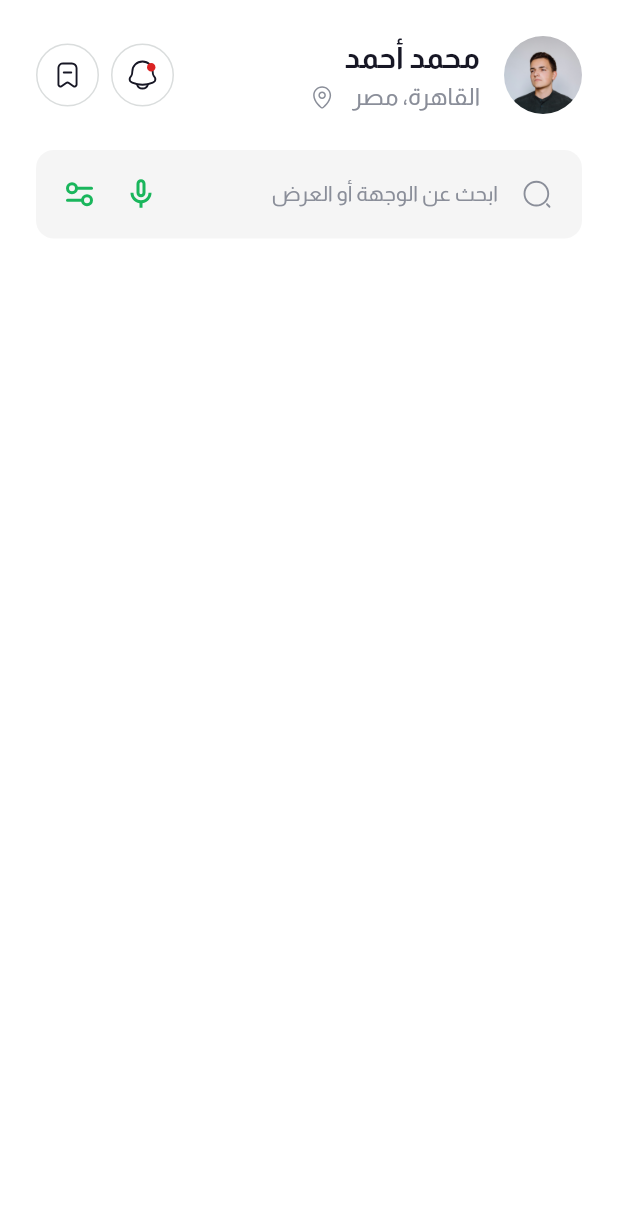
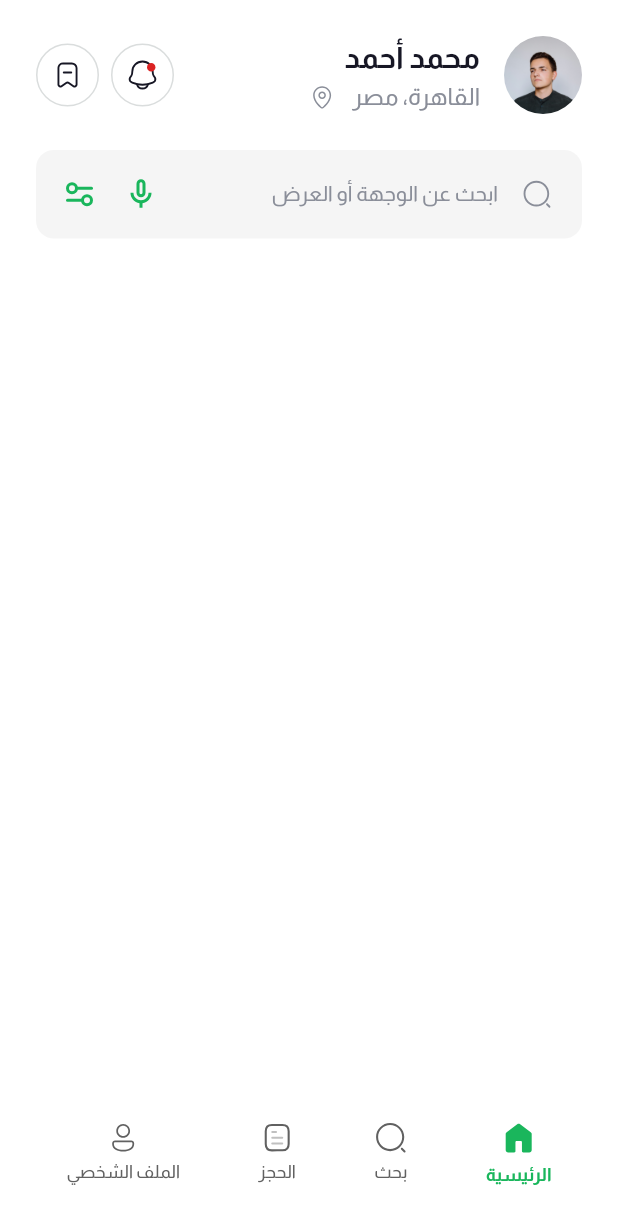
Before and after one commit to KaremMotaz/kera_app, a Flutter app: the screen it shows after launch, on a phone screen of 412 x 824 dp. Shown: the top 1224 px of the screen. Run offline on Flutter 3.47's test engine with Material 3 defaults, Android fonts, the phone set to English and light mode, and no system bars; our stand-ins replace equatable, flutter_bloc, flutter_spinkit, flutter_svg, go_router; missing offline and left inert: flutter_inner_shadow.

Commit message:
Finish home bottom navbar

```diff
--- a/lib/core/routing/app_router.dart
+++ b/lib/core/routing/app_router.dart
@@ -1,4 +1,5 @@
 import 'package:go_router/go_router.dart';
+import 'package:kera_app/features/Booking/presentation/views/booking_view.dart';
 import 'package:kera_app/features/Splash/splash_view.dart';
 import 'package:kera_app/features/app/privacy_policy_view.dart';
 import 'package:kera_app/features/app/terms_and_conditions_view.dart';
@@ -9,6 +10,7 @@
 import 'package:kera_app/features/home/presentation/views/home_view.dart';
 import 'package:kera_app/features/home/presentation/views/notification_view.dart';
 import 'package:kera_app/features/home/presentation/views/search_view.dart';
+import 'package:kera_app/features/main/presentation/views/main_layout.dart';
 import 'package:kera_app/features/onboarding/onboarding_view.dart';
 import 'package:kera_app/features/profile/presentation/views/profile_view.dart';
 import 'routes.dart';
@@ -16,7 +18,7 @@
 abstract class AppRouter {
   static GoRouter createRouter() {
     return GoRouter(
-      initialLocation: Routes.homeView,
+      initialLocation: Routes.mainLayout,
       routes: [
         GoRoute(
           path: Routes.splashView,
@@ -47,6 +49,10 @@
           builder: (context, state) => const ForgotPasswordView(),
         ),
         GoRoute(
+          path: Routes.mainLayout,
+          builder: (context, state) => const MainLayout(),
+        ),
+        GoRoute(
           path: Routes.homeView,
           builder: (context, state) => const HomeView(),
         ),
@@ -66,6 +72,10 @@
           path: Routes.searchView,
           builder: (context, state) => const SearchView(),
         ),
+        GoRoute(
+          path: Routes.bookingView,
+          builder: (context, state) => const BookingView(),
+        ),
       ],
     );
   }
--- a/lib/core/routing/routes.dart
+++ b/lib/core/routing/routes.dart
@@ -7,9 +7,11 @@
   static const String termsAndConditionsView = '/termsAndConditionsView';
   static const String privacyPolicyView = '/privacyPolicyView';
   static const String forgotPasswordView = '/forgotPasswordView';
+  static const String mainLayout = '/mainLayout';
   static const String homeView = '/homeView';
   static const String profileView = '/profileView';
   static const String bookMarkView = '/bookMarkView';
   static const String notificationView = '/notificationView';
   static const String searchView = '/searchView';
+  static const String bookingView = '/bookingView';
 }
--- a/lib/core/theming/app_assets.dart
+++ b/lib/core/theming/app_assets.dart
@@ -8,12 +8,14 @@
   static const String calendarIcon = 'assets/svgs/calendar.svg';
   static const String calendar2Icon = 'assets/svgs/calendar2.svg';
   static const String documentIcon = 'assets/svgs/document.svg';
+  static const String documentFilledIcon = 'assets/svgs/document_filled.svg';
   static const String dotIcon = 'assets/svgs/dot.svg';
   static const String dumbbellIcon = 'assets/svgs/dumbbell.svg';
   static const String filterIcon = 'assets/svgs/filter.svg';
   static const String heartFillIcon = 'assets/svgs/heart_fill.svg';
   static const String heartLineIcon = 'assets/svgs/heart_line.svg';
   static const String homeIcon = 'assets/svgs/home.svg';
+  static const String homeFilledIcon = 'assets/svgs/home_filled.svg';
   static const String locationIcon = 'assets/svgs/location.svg';
   static const String micIcon = 'assets/svgs/mic.svg';
   static const String notificationIcon = 'assets/svgs/notification.svg';
@@ -21,6 +23,7 @@
   static const String personOutlinedIcon = 'assets/svgs/person_outlined.svg';
   static const String restaurantIcon = 'assets/svgs/restaurant.svg';
   static const String searchIcon = 'assets/svgs/search.svg';
+  static const String searchFilledIcon = 'assets/svgs/search_filled.svg';
   static const String singleBedIcon = 'assets/svgs/single_bed.svg';
   static const String wifiIcon = 'assets/svgs/wifi.svg';
 }
--- a/lib/core/theming/app_colors.dart
+++ b/lib/core/theming/app_colors.dart
@@ -4,8 +4,9 @@
   static const Color textBlack = Color(0xff171725);
   static const Color lightGreen = Color(0xff59CF77);
   static const Color mainGreen = Color(0xff1AB65C);
+  static const Color mainGray = Color(0xff616161);
   static const Color bodyGray = Color(0xff8A8E99);
-  static const Color darkRed = Color(0xffdb2323);
   static const Color lighterGrey = Color(0xffDADDDD);
   static const Color backgroundGrey = Color(0xffF5F5F5);
+  static const Color darkRed = Color(0xffdb2323);
 }
--- /dev/null
+++ b/lib/features/Booking/presentation/views/booking_view.dart
@@ -0,0 +1,13 @@
+import 'package:flutter/material.dart';
+
+class BookingView extends StatelessWidget {
+  const BookingView({super.key});
+
+  @override
+  Widget build(BuildContext context) {
+    return Scaffold(
+      appBar: AppBar(title: const Text('Booking View')),
+      body: const Center(child: Text('This is the Booking View')),
+    );
+  }
+}
--- /dev/null
+++ b/lib/features/main/manager/main_cubit/main_cubit.dart
@@ -0,0 +1,11 @@
+import 'package:flutter_bloc/flutter_bloc.dart';
+import 'main_state.dart';
+
+class MainCubit extends Cubit<MainState> {
+  MainCubit() : super(const MainState());
+
+  void changeTab(int index) {
+    if (index == state.currentIndex) return;
+    emit(MainState(currentIndex: index));
+  }
+}
--- /dev/null
+++ b/lib/features/main/manager/main_cubit/main_state.dart
@@ -0,0 +1,10 @@
+import 'package:equatable/equatable.dart';
+
+class MainState extends Equatable {
+  final int currentIndex;
+
+  const MainState({this.currentIndex = 0});
+
+  @override
+  List<Object> get props => [currentIndex];
+}
--- /dev/null
+++ b/lib/features/main/presentation/views/main_layout.dart
@@ -0,0 +1,39 @@
+import 'package:flutter/material.dart';
+import 'package:flutter_bloc/flutter_bloc.dart';
+import 'package:kera_app/features/Booking/presentation/views/booking_view.dart';
+import 'package:kera_app/features/home/presentation/views/home_view.dart';
+import 'package:kera_app/features/home/presentation/views/search_view.dart';
+import 'package:kera_app/features/main/manager/main_cubit/main_cubit.dart';
+import 'package:kera_app/features/main/manager/main_cubit/main_state.dart';
+import 'package:kera_app/features/profile/presentation/views/profile_view.dart';
+import '../widgets/main_bottom_nav.dart';
+
+class MainLayout extends StatelessWidget {
+  const MainLayout({super.key});
+
+  @override
+  Widget build(BuildContext context) {
+    return BlocProvider(
+      create: (_) => MainCubit(),
+      child: BlocBuilder<MainCubit, MainState>(
+        builder: (context, state) {
+          return Scaffold(
+            body: IndexedStack(
+              index: state.currentIndex,
+              children: const [
+                HomeView(),
+                SearchView(),
+                BookingView(),
+                ProfileView(),
+              ],
+            ),
+            bottomNavigationBar: MainBottomNav(
+              currentIndex: state.currentIndex,
+              onTap: context.read<MainCubit>().changeTab,
+            ),
+          );
+        },
+      ),
+    );
+  }
+}
--- /dev/null
+++ b/lib/features/main/presentation/widgets/main_bottom_nav.dart
@@ -0,0 +1,59 @@
+import 'package:flutter/material.dart';
+import 'package:kera_app/core/theming/app_assets.dart';
+import 'package:kera_app/features/main/presentation/widgets/nav_item.dart';
+
+class MainBottomNav extends StatelessWidget {
+  final int currentIndex;
+  final ValueChanged<int> onTap;
+
+  const MainBottomNav({
+    super.key,
+    required this.currentIndex,
+    required this.onTap,
+  });
+
+  @override
+  Widget build(BuildContext context) {
+    return Container(
+      height: 95,
+      decoration: const BoxDecoration(color: Colors.white),
+      child: Row(
+        mainAxisAlignment: MainAxisAlignment.spaceEvenly,
+        children: [
+          NavItem(
+            index: 0,
+            currentIndex: currentIndex,
+            label: 'الرئيسية',
+            icon: AppAssets.homeIcon,
+            activeIcon: AppAssets.homeFilledIcon,
+            onTap: onTap,
+          ),
+          NavItem(
+            index: 1,
+            currentIndex: currentIndex,
+            label: 'بحث',
+            icon: AppAssets.searchIcon,
+            activeIcon: AppAssets.searchFilledIcon,
+            onTap: onTap,
+          ),
+          NavItem(
+            index: 2,
+            currentIndex: currentIndex,
+            label: 'الحجز',
+            icon: AppAssets.documentIcon,
+            activeIcon: AppAssets.documentFilledIcon,
+            onTap: onTap,
+          ),
+          NavItem(
+            index: 3,
+            currentIndex: currentIndex,
+            label: 'الملف الشخصي',
+            icon: AppAssets.personOutlinedIcon,
+            activeIcon: AppAssets.personFilledIcon,
+            onTap: onTap,
+          ),
+        ],
+      ),
+    );
+  }
+}
--- /dev/null
+++ b/lib/features/main/presentation/widgets/nav_item.dart
@@ -0,0 +1,57 @@
+import 'package:flutter/material.dart';
+import 'package:flutter_svg/svg.dart';
+import 'package:kera_app/core/theming/app_colors.dart';
+
+class NavItem extends StatelessWidget {
+  final int index;
+  final int currentIndex;
+  final String label;
+  final String icon;
+  final String activeIcon;
+  final ValueChanged<int> onTap;
+
+  const NavItem({
+    super.key,
+    required this.index,
+    required this.currentIndex,
+    required this.label,
+    required this.icon,
+    required this.activeIcon,
+    required this.onTap,
+  });
+
+  @override
+  Widget build(BuildContext context) {
+    final bool isActive = index == currentIndex;
+    final Color color = isActive ? AppColors.mainGreen : AppColors.mainGray;
+
+    return InkWell(
+      onTap: () => onTap(index),
+      splashColor: Colors.transparent,
+      highlightColor: Colors.transparent,
+      child: Padding(
+        padding: const EdgeInsets.only(left: 8, right: 8, top: 14, bottom: 30),
+        child: Column(
+          mainAxisSize: MainAxisSize.min,
+          children: [
+            SvgPicture.asset(
+              isActive ? activeIcon : icon,
+              width: isActive ? 26 : 22,
+              height: isActive ? 26 : 22,
+              colorFilter: ColorFilter.mode(color, BlendMode.srcIn),
+            ),
+            const SizedBox(height: 3),
+            Text(
+              label,
+              style: TextStyle(
+                fontSize: 12,
+                fontWeight: isActive ? FontWeight.w600 : FontWeight.w400,
+                color: color,
+              ),
+            ),
+          ],
+        ),
+      ),
+    );
+  }
+}
--- a/pubspec.yaml
+++ b/pubspec.yaml
@@ -7,12 +7,13 @@
   sdk: ^3.8.1
 
 dependencies:
+  equatable: ^2.0.7
   flutter:
-    sdk: flutter
-  flutter_localizations:
     sdk: flutter
   flutter_bloc: ^9.1.1
   flutter_inner_shadow: ^0.0.1
+  flutter_localizations:
+    sdk: flutter
   flutter_spinkit: ^5.2.2
   flutter_svg: ^2.2.3
   go_router: ^17.0.0
```
Also changed, not shown: assets/svgs/document_filled.svg (added), assets/svgs/home_filled.svg (added), assets/svgs/search_filled.svg (added), pubspec.lock.
